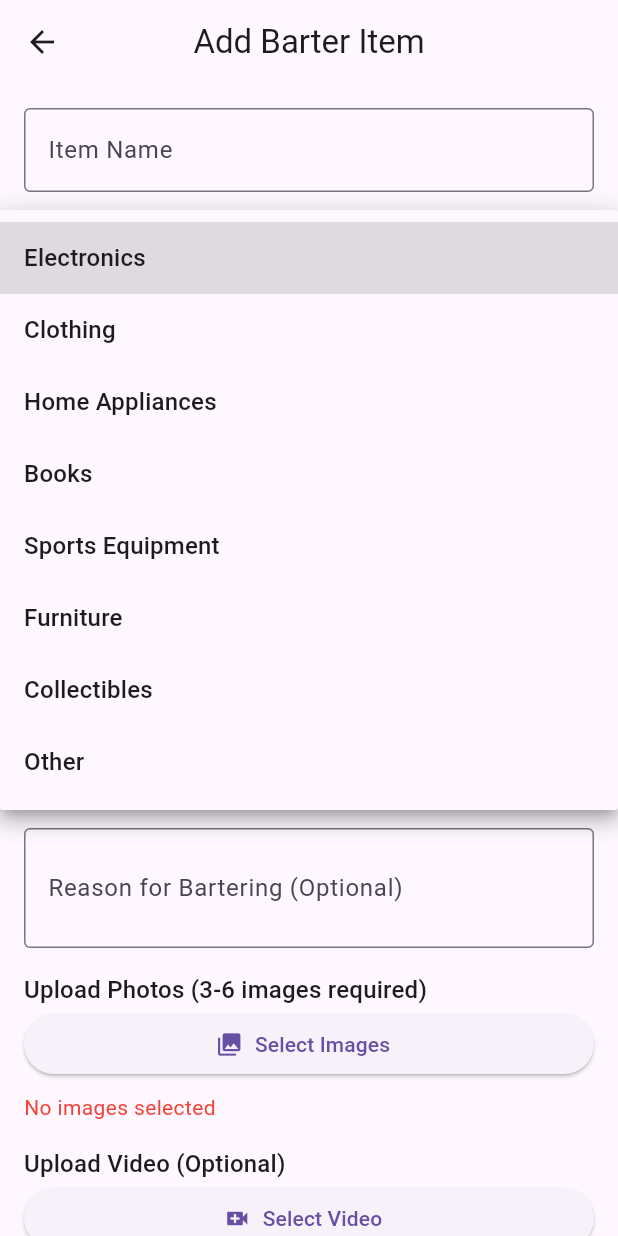
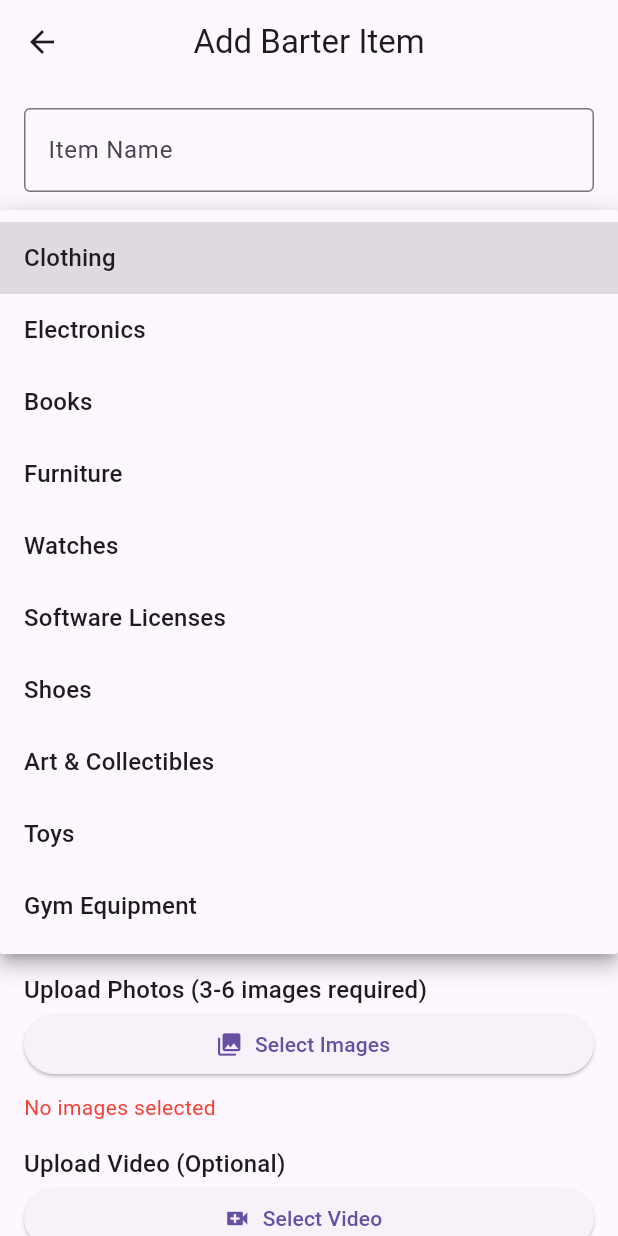
Before and after one commit to Malinda-kawshalya/Barza_mobile_app, a Flutter app: the AddItemScreen screen opened by its route, after a tap on "Category", on a phone screen of 412 x 824 dp. Run offline on Flutter 3.47's test engine with Material 3 defaults, Android fonts, the phone set to English and light mode, and no system bars; our stand-ins replace cloud_firestore, firebase_auth, firebase_core, firebase_storage, image_picker; accounts and stored records are empty.

Commit message:
update form
update form

```diff
--- a/barza_app/lib/screens/item_screen.dart
+++ b/barza_app/lib/screens/item_screen.dart
@@ -45,9 +45,8 @@ class _AddItemScreenState extends State<AddItemScreen> {
 
   // Dropdown Lists
   final List<String> _categories = [
-    'Electronics', 'Clothing', 'Home Appliances',
-    'Books', 'Sports Equipment', 'Furniture',
-    'Collectibles', 'Other'
+    'Clothing', 'Electronics', 'Books', 'Furniture', 'Watches', 'Software Licenses',
+    'Shoes', 'Art & Collectibles', 'Toys', 'Gym Equipment'
   ];
 
   final List<String> _conditions = [
```
